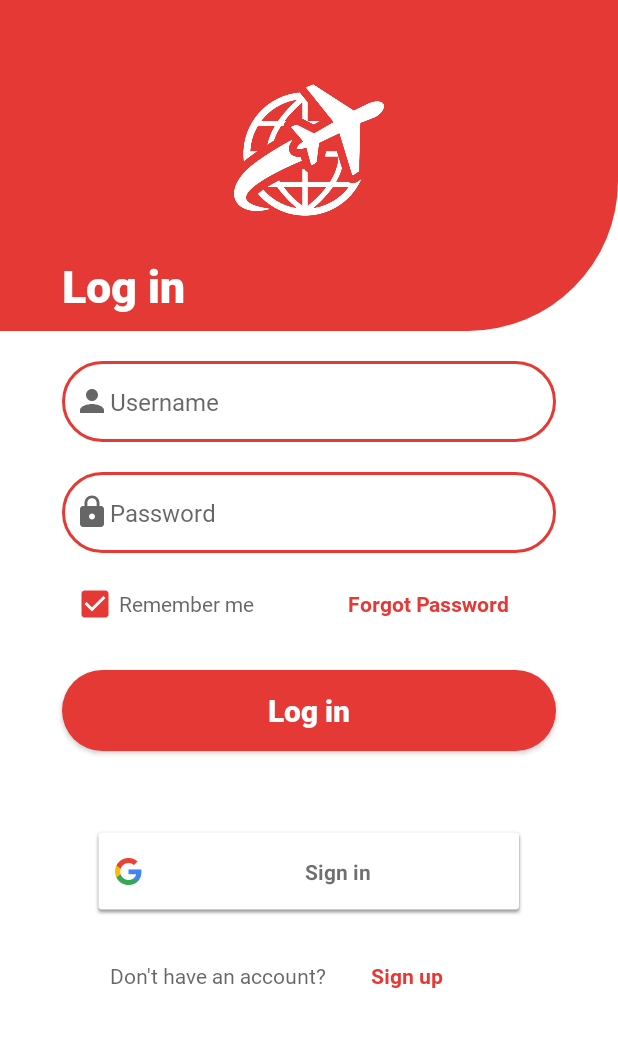
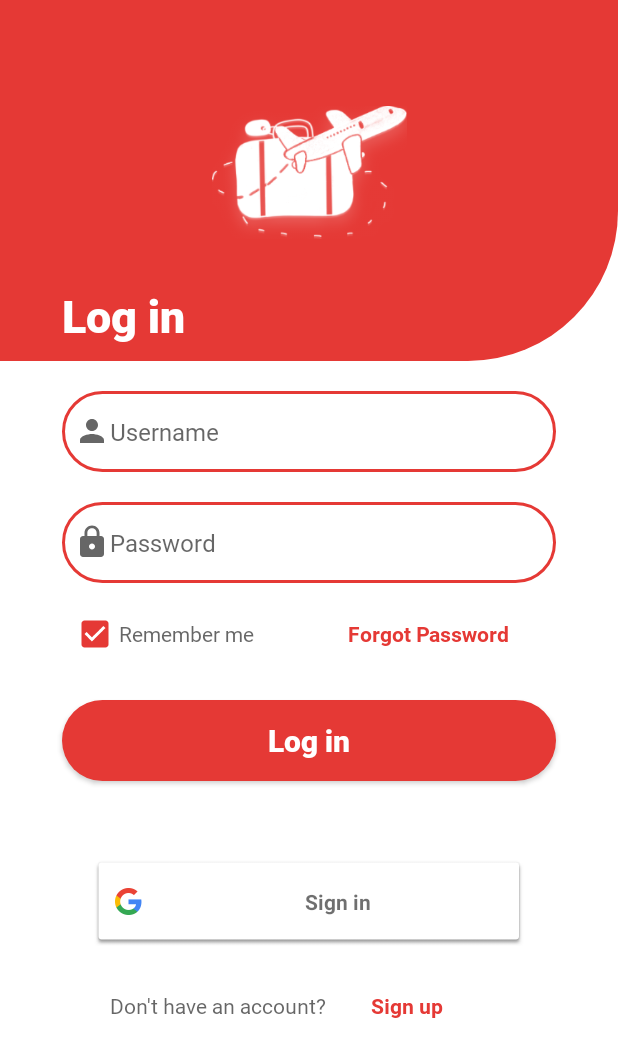
Before and after one commit to LuisPalencia/TraveLink, an Android app: the screen it shows after launch (LoginActivity), on a phone screen of 412 x 824 dp. Shown: the top 1057 px of the screen. Run offline under Robolectric (Android 15) with nearby library versions, the phone set to English and light mode, and no system bars; our stand-ins replace Dagger/Hilt's generated code, Firebase (no records; nobody signed in at launch, a user with empty details on screens opened directly); plain views replace LoadingAnimation; 2 statements that could not run were skipped.

Commit message:
[WIP] - Added main icon in the login activity

```diff
--- a/app/src/main/res/layout/activity_login.xml
+++ b/app/src/main/res/layout/activity_login.xml
@@ -66,9 +66,9 @@
 
         <ImageView
             android:id="@+id/imageViewAppLogo"
-            android:layout_width="100dp"
-            android:layout_height="100dp"
-            android:src="@drawable/ic_travel"
+            android:layout_width="130dp"
+            android:layout_height="130dp"
+            android:src="@drawable/ic_travelink_icon"
             android:layout_marginTop="50dp"
             app:tint="@color/white"
             app:layout_constraintTop_toTopOf="parent"
@@ -80,7 +80,7 @@
             android:id="@+id/textViewLogIn"
             android:layout_width="0dp"
             android:layout_height="wrap_content"
-            android:layout_marginTop="20dp"
+            android:layout_marginTop="10dp"
             android:text="@string/log_in"
             android:textSize="30sp"
             android:textColor="@color/white"
```
